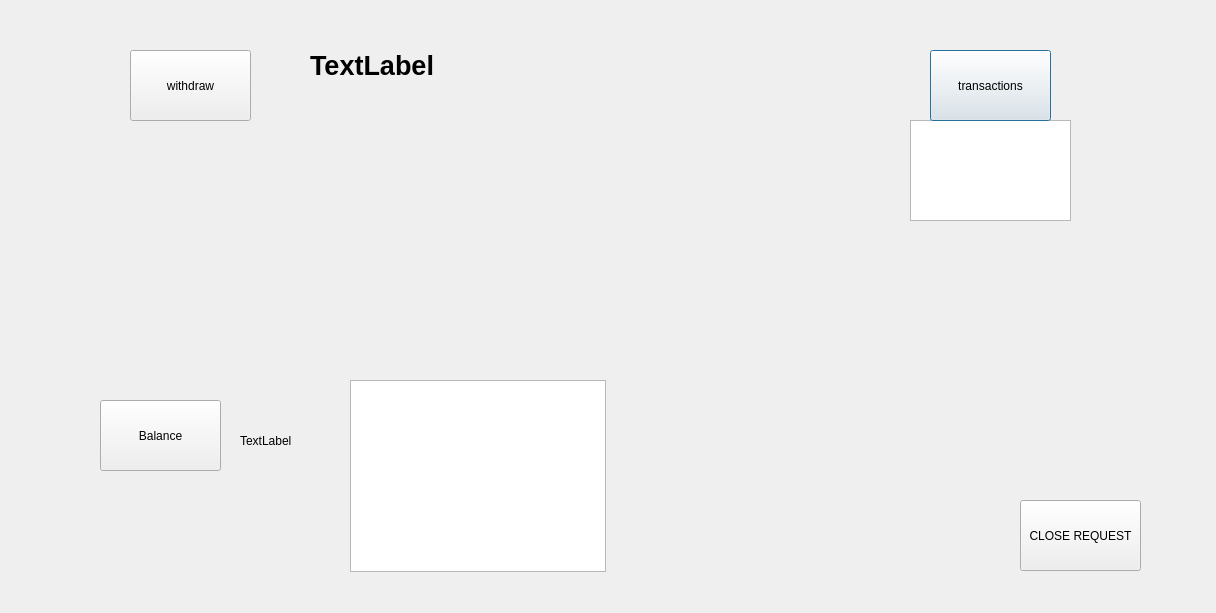
Qt form bank-automat/mainmenu.ui (JereKortesalmi/BankProject) before a commit.
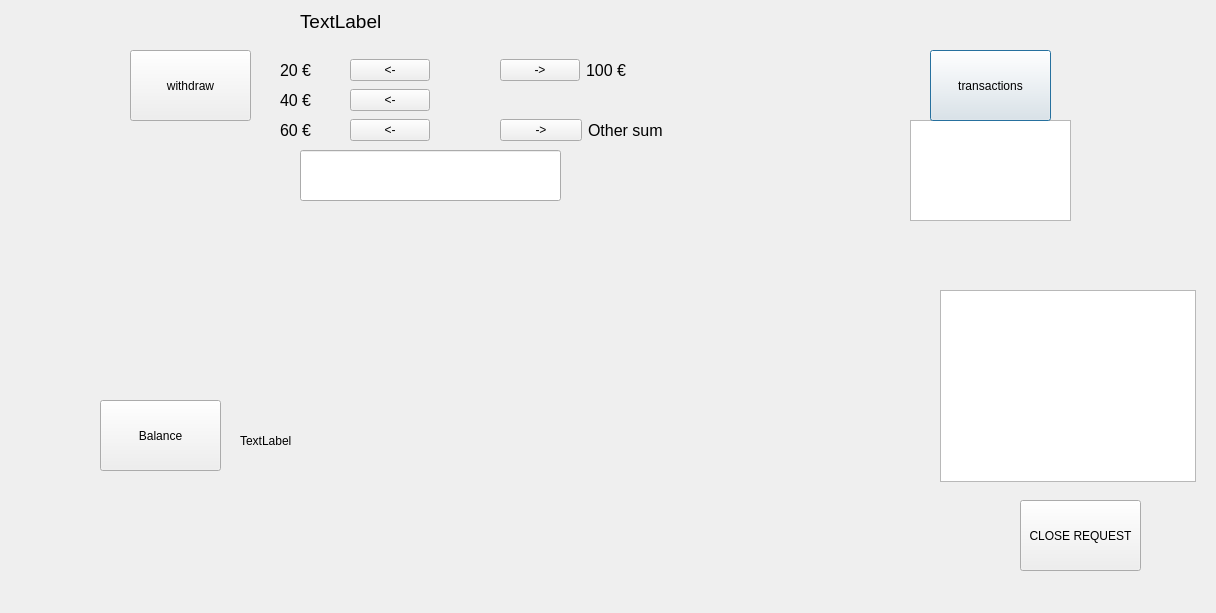
The same form after that commit.

Patch:
```diff
--- a/bank-automat/mainmenu.ui
+++ b/bank-automat/mainmenu.ui
@@ -58,16 +58,16 @@
   <widget class="QLabel" name="label_withdraw">
    <property name="geometry">
     <rect>
-     <x>310</x>
-     <y>50</y>
+     <x>300</x>
+     <y>10</y>
      <width>601</width>
      <height>131</height>
     </rect>
    </property>
    <property name="font">
     <font>
-     <pointsize>20</pointsize>
-     <bold>true</bold>
+     <pointsize>14</pointsize>
+     <bold>false</bold>
     </font>
    </property>
    <property name="text">
@@ -119,13 +119,188 @@
   <widget class="QTextBrowser" name="balanceBrowser">
    <property name="geometry">
     <rect>
-     <x>350</x>
-     <y>380</y>
+     <x>940</x>
+     <y>290</y>
      <width>256</width>
      <height>192</height>
     </rect>
    </property>
   </widget>
+  <widget class="QLineEdit" name="text_other">
+   <property name="geometry">
+    <rect>
+     <x>300</x>
+     <y>150</y>
+     <width>261</width>
+     <height>51</height>
+    </rect>
+   </property>
+   <property name="font">
+    <font>
+     <family>Arial Black</family>
+     <pointsize>15</pointsize>
+     <bold>true</bold>
+    </font>
+   </property>
+   <property name="text">
+    <string/>
+   </property>
+  </widget>
+  <widget class="QWidget" name="eur100" native="true">
+   <property name="geometry">
+    <rect>
+     <x>500</x>
+     <y>50</y>
+     <width>150</width>
+     <height>40</height>
+    </rect>
+   </property>
+   <layout class="QHBoxLayout" name="layout100">
+    <item>
+     <widget class="QPushButton" name="btn_100eur">
+      <property name="text">
+       <string>-&gt;</string>
+      </property>
+     </widget>
+    </item>
+    <item>
+     <widget class="QLabel" name="label_100">
+      <property name="font">
+       <font>
+        <pointsize>12</pointsize>
+       </font>
+      </property>
+      <property name="text">
+       <string>100 €</string>
+      </property>
+     </widget>
+    </item>
+   </layout>
+  </widget>
+  <widget class="QWidget" name="eur20" native="true">
+   <property name="geometry">
+    <rect>
+     <x>280</x>
+     <y>50</y>
+     <width>150</width>
+     <height>40</height>
+    </rect>
+   </property>
+   <layout class="QHBoxLayout" name="layout20">
+    <item>
+     <widget class="QLabel" name="label_20">
+      <property name="font">
+       <font>
+        <pointsize>12</pointsize>
+       </font>
+      </property>
+      <property name="text">
+       <string>20 €</string>
+      </property>
+     </widget>
+    </item>
+    <item>
+     <widget class="QPushButton" name="btn_20eur">
+      <property name="text">
+       <string>&lt;-</string>
+      </property>
+     </widget>
+    </item>
+   </layout>
+  </widget>
+  <widget class="QWidget" name="eur40" native="true">
+   <property name="geometry">
+    <rect>
+     <x>280</x>
+     <y>80</y>
+     <width>150</width>
+     <height>40</height>
+    </rect>
+   </property>
+   <layout class="QHBoxLayout" name="layout40">
+    <item>
+     <widget class="QLabel" name="label_40">
+      <property name="font">
+       <font>
+        <pointsize>12</pointsize>
+       </font>
+      </property>
+      <property name="text">
+       <string>40 €</string>
+      </property>
+     </widget>
+    </item>
+    <item>
+     <widget class="QPushButton" name="btn_40eur">
+      <property name="text">
+       <string>&lt;-</string>
+      </property>
+     </widget>
+    </item>
+   </layout>
+  </widget>
+  <widget class="QWidget" name="eur60" native="true">
+   <property name="geometry">
+    <rect>
+     <x>280</x>
+     <y>110</y>
+     <width>150</width>
+     <height>40</height>
+    </rect>
+   </property>
+   <layout class="QHBoxLayout" name="layout60">
+    <item>
+     <widget class="QLabel" name="label_60">
+      <property name="font">
+       <font>
+        <pointsize>12</pointsize>
+       </font>
+      </property>
+      <property name="text">
+       <string>60 €</string>
+      </property>
+     </widget>
+    </item>
+    <item>
+     <widget class="QPushButton" name="btn_60eur">
+      <property name="text">
+       <string>&lt;-</string>
+      </property>
+     </widget>
+    </item>
+   </layout>
+  </widget>
+  <widget class="QWidget" name="eurOther" native="true">
+   <property name="geometry">
+    <rect>
+     <x>500</x>
+     <y>110</y>
+     <width>170</width>
+     <height>40</height>
+    </rect>
+   </property>
+   <layout class="QHBoxLayout" name="layoutOther">
+    <item>
+     <widget class="QPushButton" name="btn_other">
+      <property name="text">
+       <string>-&gt;</string>
+      </property>
+     </widget>
+    </item>
+    <item>
+     <widget class="QLabel" name="label_other">
+      <property name="font">
+       <font>
+        <pointsize>12</pointsize>
+       </font>
+      </property>
+      <property name="text">
+       <string>Other sum</string>
+      </property>
+     </widget>
+    </item>
+   </layout>
+  </widget>
  </widget>
  <resources/>
  <connections/>
```
